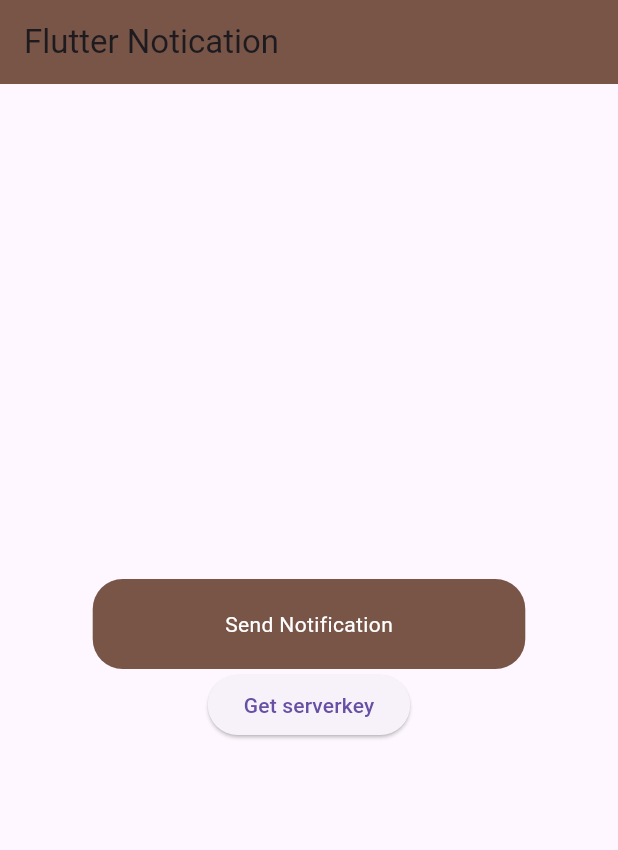
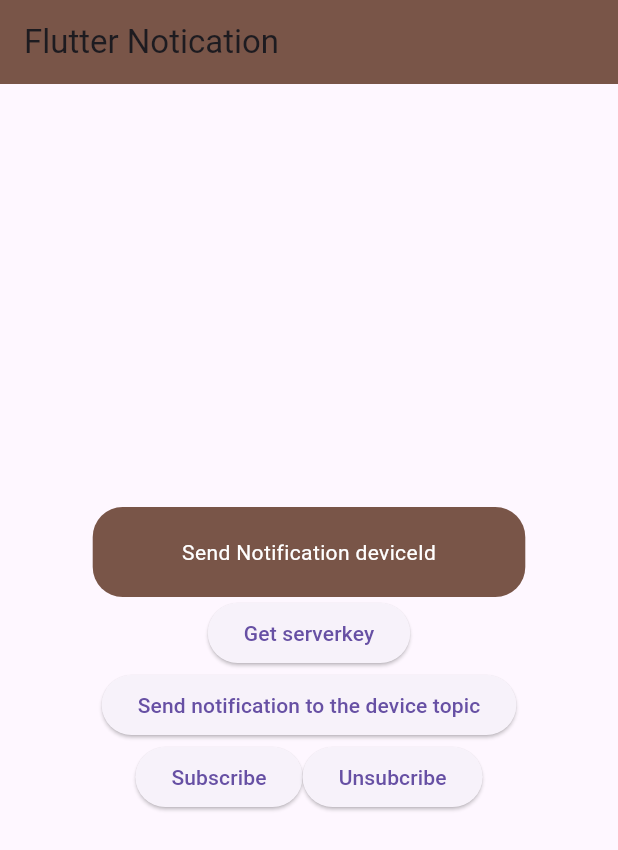
Before and after one commit to DevUsama007/firebase_notification, a Flutter app: the screen it shows after launch, on a phone screen of 412 x 824 dp. Shown: the top 850 px of the screen. Run offline on Flutter 3.47's test engine with Material 3 defaults, Android fonts, the phone set to English and light mode, and no system bars; our stand-ins replace firebase_core, firebase_messaging, flutter_local_notifications, googleapis_auth; accounts and stored records are empty; project files that could hold a hidden picture were left out; key blocks and very long unbroken strings in the code were emptied for the run.

Commit message:
updated the code added the notification on subscrice topic

```diff
--- a/lib/main.dart
+++ b/lib/main.dart
@@ -18,10 +18,13 @@ main() async {
 //handle the background notification
 @pragma('vm:entry-point')
 Future<void> _firebaseMessagingBackgroundHandler(RemoteMessage message) async {
-  await Firebase.initializeApp();
+  await Firebase.initializeApp(
+    options: DefaultFirebaseOptions.currentPlatform,
+  );
   // if (message.notification != null) {
-  //   NotificationServices().showNotification(message);
+  //   await NotificationServices().showNotification(message);
   // }
+  print('notification title for background is ');
   print(message.notification!.title.toString());
 }
 
--- a/lib/services/notification_services.dart
+++ b/lib/services/notification_services.dart
@@ -3,6 +3,7 @@ import 'dart:math';
 
 import 'package:firebase_messaging/firebase_messaging.dart';
 import 'package:firebase_notification/view/notificaitonView.dart';
+import 'package:flutter/foundation.dart';
 import 'package:flutter/material.dart';
 import 'package:flutter_local_notifications/flutter_local_notifications.dart';
 
@@ -10,6 +11,7 @@ class NotificationServices {
   FirebaseMessaging messaging = FirebaseMessaging.instance;
   final FlutterLocalNotificationsPlugin _flutterLocalNotificationsPlugin =
       FlutterLocalNotificationsPlugin();
+
 //firebase Initialization
   void firebaseInit(BuildContext context) {
     FirebaseMessaging.onMessage.listen(
@@ -83,8 +85,7 @@ class NotificationServices {
 //show notification
   Future<void> showNotification(RemoteMessage message) async {
     AndroidNotificationChannel channel = AndroidNotificationChannel(
-        Random.secure().nextInt(100000).toString(), 'High Imortance Noticaiton',
-
+        'high_importance_channel', 'High Imortance Noticaiton',
         importance: Importance.max);
     AndroidNotificationDetails androidNotificationDetails =
         AndroidNotificationDetails(
@@ -132,6 +133,7 @@ class NotificationServices {
     if (initialMessage != null) {
       handleMessage(context, initialMessage);
     }
+
     //when app is in background
     FirebaseMessaging.onMessageOpenedApp.listen(
       (event) {
@@ -139,4 +141,21 @@ class NotificationServices {
       },
     );
   }
+//subscribe to the topic  in firebase messaging
+
+  void subcribeTopic(String topic) {
+    FirebaseMessaging messaging = FirebaseMessaging.instance;
+    messaging.subscribeToTopic(topic);
+    if (kDebugMode) {
+      print('subscribe to the topic ${topic} ');
+    }
+  }
+
+  void unsubcribeTopic(String topic) {
+    FirebaseMessaging messaging = FirebaseMessaging.instance;
+    messaging.unsubscribeFromTopic(topic);
+    if (kDebugMode) {
+      print('unsubscribe to the topic ${topic} ');
+    }
+  }
 }
--- /dev/null
+++ b/lib/services/sendNotificationToTopic.dart
@@ -0,0 +1,35 @@
+import 'dart:convert';
+
+import 'package:firebase_notification/services/get_server_key.dart';
+import 'package:http/http.dart' as http;
+
+class SendNotificationToTopicService {
+  static Future<void> sendNotificationTopicService(String topic, String title,
+      String body, Map<String, dynamic>? data) async {
+    String serverKey = await GetServerKey().getServerKey();
+    print('ServerKey ${serverKey}');
+    // print("serverkey: ${serverKey}");
+    String url =
+        "https://fcm.googleapis.com/v1/projects/flutternotification-3541a/messages:send";
+
+    var headers = <String, String>{
+      'Content-Type': 'application/json',
+      'Authorization': 'Bearer $serverKey',
+    };
+    Map<String, dynamic> message = {
+      "message": {
+        'topic': topic.toString(),
+        "notification": {"body": body, "title": title.toString()},
+        "data": data
+      }
+    };
+    // hit api
+    final http.Response response = await http.post(Uri.parse(url),
+        headers: headers, body: jsonEncode(message));
+    if (response.statusCode == 200) {
+      print("notification send");
+    } else {
+      print('Notificaiton not send');
+    }
+  }
+}
--- a/lib/view/homescreenView.dart
+++ b/lib/view/homescreenView.dart
@@ -3,6 +3,7 @@ import 'dart:convert';
 import 'package:firebase_notification/services/getServerKeyFromJson.dart';
 import 'package:firebase_notification/services/get_server_key.dart';
 import 'package:firebase_notification/services/notification_services.dart';
+import 'package:firebase_notification/services/sendNotificationToTopic.dart';
 import 'package:firebase_notification/services/send_notification_service.dart';
 import 'package:flutter/material.dart';
 import 'package:http/http.dart' as http;
@@ -20,6 +21,7 @@ class _HomescreenviewState extends State<Homescreenview> {
   void initState() {
     // TODO: implement initState
     super.initState();
+    _notificationServices.subcribeTopic('all');
     _notificationServices.requestNotificationPermission();
     _notificationServices.firebaseInit(context);
     _notificationServices.setupInteractMessage(context);
@@ -27,28 +29,6 @@ class _HomescreenviewState extends State<Homescreenview> {
     _notificationServices.getDeviceToken().then(
       (value) async {
         print(value);
-        // String serverkey = await GetServerKey.getServerKey();
-        // print('server_key:');
-        // print(serverkey.toString());
-        // var data = {
-        //   'to': value.toString(),
-        //   'priority': 'high',
-        //   'notification': {
-        //     'title': 'Usama Basharat',
-        //     'body': 'Here i am for you',
-        //   },
-        //   'data': {'type': 'msj', 'id': '1234 '}
-        // };
-        // print('Device token');
-        // print(value);
-        // await http.post(
-        //     Uri.parse(
-        //         "https://fcm.googleapis.com/v1/projects/myproject-b5ae1/messages:send"),
-        //     body: jsonEncode(data),
-        //     headers: {
-        //       'Context-Type': 'application/json: charset=UTF-8',
-        //       'Authorization': 'server_key'
-        //     });
       },
     );
   }
@@ -73,8 +53,8 @@ class _HomescreenviewState extends State<Homescreenview> {
                   (value) async {
                     print('Deviev token :${value}');
                     await SendNotificationService.sendNotificationService(
-                        value.toString(),
-                        // "dnqrZB-wRoureeA4FobR_Q:APA91bHNpmSaB79X2HJgoYv7NcbD_4zHuBynMtv6OjMeMVHJMTkwLjJf3NAfisq4l7E3ZnoBZpNSGtfK0cn4hHFwaZAtkdk1C-aEDnN_jG7X2hTL0-QH0aw",
+                        // value.toString(),
+                        "eIyPLh7vRq2zKDc3qRlIRx:APA91bGMT7RqtjCzk6TS9JPkWXn_SJ_22DOmUsJX1Z_w04YKbjsjkHfCY2llxqR_onlAf7xUn_BAM_gxfzGNYdtBne25VmizP1MMVN2ea2IenpYoxWQpzq8",
                         "Usama Notification",
                         "I am here for coding",
                         {'screen': "Cart Screen", 'type': "dumy"});
@@ -91,7 +71,7 @@ class _HomescreenviewState extends State<Homescreenview> {
                     borderRadius: BorderRadius.circular(20)),
                 child: Center(
                     child: Text(
-                  'Send Notification',
+                  'Send Notification deviceId',
                   style: TextStyle(color: Colors.white),
                 )),
               ),
@@ -102,7 +82,28 @@ class _HomescreenviewState extends State<Homescreenview> {
                       await Getserverkeyfromjson().getServerKey();
                   print(serverKey);
                 },
-                child: Text("Get serverkey"))
+                child: Text("Get serverkey")),
+            ElevatedButton(
+                onPressed: () async {
+                  SendNotificationToTopicService.sendNotificationTopicService(
+                      "all",
+                      'HI ',
+                      'Good Morning',
+                      {'screen': "Cart Screen", 'type': "dumy"});
+                },
+                child: Text("Send notification to the device topic")),
+            Row(
+              mainAxisAlignment: MainAxisAlignment.center,
+              children: [
+                ElevatedButton(
+                    onPressed: () => _notificationServices.subcribeTopic('all'),
+                    child: Text('Subscribe')),
+                ElevatedButton(
+                    onPressed: () =>
+                        _notificationServices.unsubcribeTopic('all'),
+                    child: Text('Unsubcribe')),
+              ],
+            )
           ],
         ),
       ),
```
Also changed, not shown: 2 other files.
